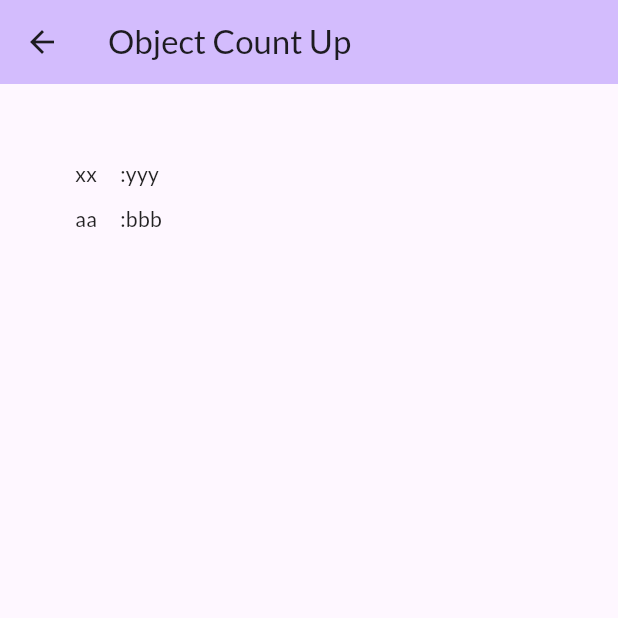
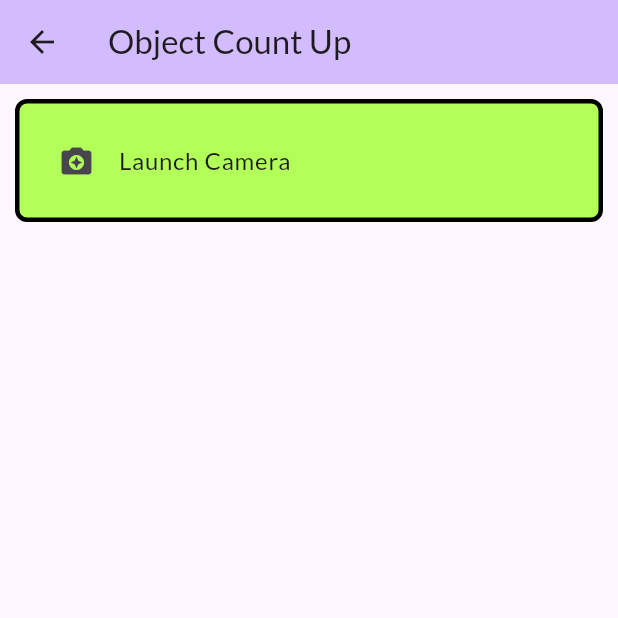
Before and after one commit to kesojiso/tools, a Flutter app: the ObjectCountUp screen opened directly, on a phone screen of 412 x 824 dp, the top half of it. Run offline on Flutter 3.47's test engine with Material 2 defaults, Android fonts, the phone set to English and light mode, and no system bars; our stand-ins replace camera, google_fonts.

Commit message:
Feat: add camera function
Add camera function to object count up apps

```diff
--- a/lib/object_count_up.dart
+++ b/lib/object_count_up.dart
@@ -1,31 +1,85 @@
 import 'package:flutter/material.dart';
+import 'package:camera/camera.dart';
+
+late List<CameraDescription> cameras;
 
 class ObjectCountUp extends StatelessWidget {
-  const ObjectCountUp({super.key});
+  const ObjectCountUp({Key? key}) : super(key: key);
 
   @override
   Widget build(BuildContext context) {
     return Scaffold(
-      appBar: AppBar(
-          backgroundColor: Theme.of(context).colorScheme.inversePrimary,
-          title: const Text("Object Count Up")),
-      body: const Padding(
-        padding: EdgeInsets.all(50),
-        child: Column(
-          crossAxisAlignment: CrossAxisAlignment.start,
+        appBar: AppBar(
+            backgroundColor: Theme.of(context).colorScheme.inversePrimary,
+            title: const Text("Object Count Up")),
+        body: ListView(
           children: [
-            Row(children: [
-              SizedBox(width: 30, child: Text("xx")),
-              Text(":yyy")
-            ]),
-            SizedBox(height: 10),
-            Row(children: [
-              SizedBox(width: 30, child: Text("aa")),
-              Text(":bbb")
-            ])
+            Padding(
+              padding: const EdgeInsets.all(10.0),
+              child: Container(
+                  decoration: BoxDecoration(
+                    color: Colors.lightGreenAccent,
+                    border: Border.all(color: Colors.black, width: 3.0),
+                    borderRadius: BorderRadius.circular(8.0),
+                  ),
+                  child: Padding(
+                      padding: const EdgeInsets.all(10.0),
+                      child: ListTile(
+                        leading: const Icon(Icons.camera_enhance),
+                        title: const Text("Launch Camera"),
+                        onTap: () => openCamera(context),
+                      ))),
+            )
           ],
-        ),
-      ),
+        ));
+  }
+}
+
+Future<void> openCamera(context) async {
+  WidgetsFlutterBinding.ensureInitialized();
+
+  final cameras = await availableCameras();
+  final firstCamera = cameras.first;
+
+  runApp(CameraApp(camera: firstCamera));
+}
+
+class CameraApp extends StatefulWidget {
+  final CameraDescription camera;
+  const CameraApp({required this.camera, Key? key}) : super(key: key);
+
+  @override
+  State<CameraApp> createState() => _CameraAppState();
+}
+
+class _CameraAppState extends State<CameraApp> {
+  late CameraController controller;
+
+  @override
+  void initState() {
+    super.initState();
+    controller = CameraController(widget.camera, ResolutionPreset.max);
+    controller.initialize().then((_) {
+      if (!mounted) {
+        return;
+      }
+      setState(() {});
+    });
+  }
+
+  @override
+  void dispose() {
+    controller.dispose();
+    super.dispose();
+  }
+
+  @override
+  Widget build(BuildContext context) {
+    if (!controller.value.isInitialized) {
+      return Container();
+    }
+    return MaterialApp(
+      home: CameraPreview(controller),
     );
   }
 }
--- a/pubspec.yaml
+++ b/pubspec.yaml
@@ -7,6 +7,7 @@ environment:
   sdk: '>=3.0.5 <4.0.0'
 
 dependencies:
+  camera: ^0.10.5+2
   flutter:
     sdk: flutter
   google_fonts: ^5.1.0
```
Also changed, not shown: lib/camera_test.dart (added, +63 -0 lines), lib/main.dart (+47 -0 lines), lib/object_measurement.dart (added, +31 -0 lines), pubspec.lock, 1 other file.
